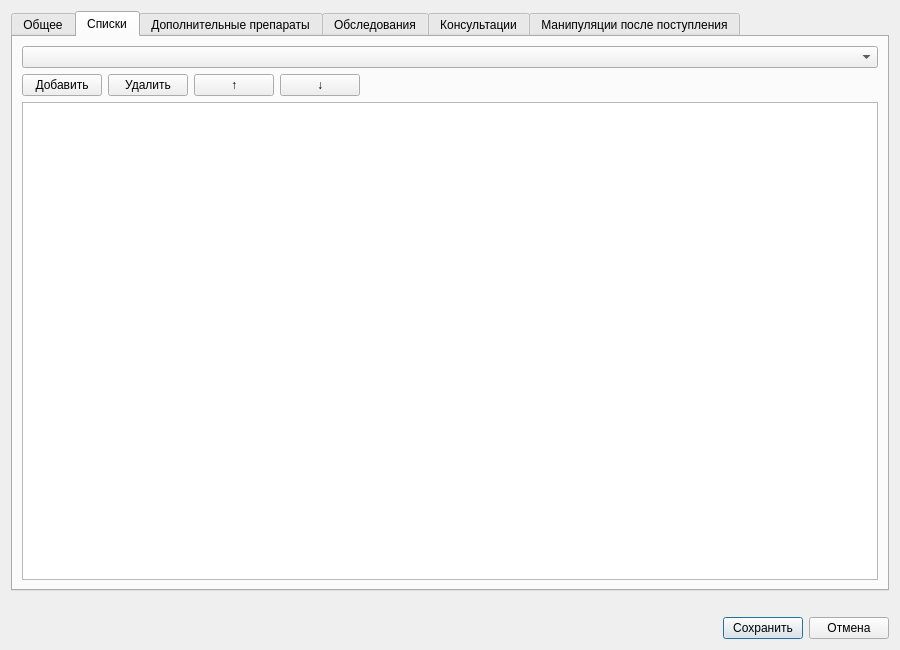
Qt form client/GUI/settingswindow.ui (slashdekomori/PatientBase) before a commit.
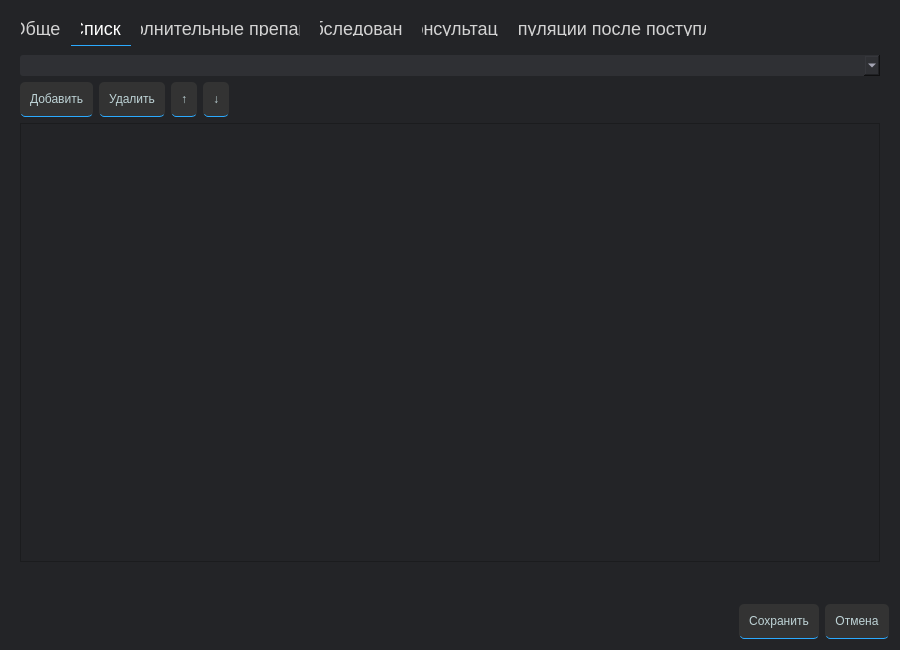
The same form after that commit.

Commit message: Привести окно настроек к общему стилю клиента

Diff of the .ui file:
```diff
--- a/client/GUI/settingswindow.ui
+++ b/client/GUI/settingswindow.ui
@@ -13,6 +13,153 @@
   <property name="windowTitle">
    <string>Настройки</string>
   </property>
+  <property name="styleSheet">
+   <string notr="true">QWidget {
+	font-family: &quot;Noto Sans&quot;;
+    background-color: rgb(35, 36, 39); /* Однотонный цвет фона */
+    color: #d3d3d3; /* Светлый текст, но не белый */
+}
+QTabWidget {
+    background-color: rgb(47, 48, 52);
+    border: none; /* Убираем рамку */
+    color: white; /* Белый текст для названий полей */
+    padding: 10px;
+}
+QTableView {
+    background-color: #2f3133; /* Цвет фона таблицы */
+    color: #d3d3d3; /* Цвет текста */
+    gridline-color: #444444; /* Цвет сетки */
+}
+
+/* Стиль для ячеек таблицы */
+QTableView::item {
+    background-color: #212224; /* Цвет фона ячеек */
+    color: #d3d3d3; /* Цвет текста ячеек */
+}
+
+/* Стиль для выделенных ячеек */
+QTableView::item:selected {
+    background-color: #2baaff; /* Цвет фона выделенной ячейки */
+    color: white; /* Цвет текста выделенной ячейки */
+}
+
+/* Стиль для заголовков таблицы */
+QHeaderView {
+    background-color: #333333; /* Цвет фона заголовков */
+    color: white; /* Цвет текста заголовков */
+    font-size: 18px; /* Размер шрифта заголовков */
+    /*padding: 10px; /* Отступы для заголовков */
+}
+
+/* Стиль для заголовков столбцов */
+QHeaderView::section {
+    background-color: #333333; /* Цвет фона заголовков столбцов */
+    color: white; /* Цвет текста заголовков столбцов */
+   /* padding: 10px; /* Отступы для заголовков столбцов */
+}
+
+/* Стиль для заголовков строк */
+QHeaderView::vertical {
+    background-color: #333333; /* Цвет фона заголовков строк */
+    color: white; /* Цвет текста заголовков строк */
+}
+
+/* Стиль для вкладок QTabWidget */
+QTabBar::tab {
+    background: rgb(35, 36, 39);
+    color: #d3d3d3; /* Светлый текст */
+    padding: 10px;
+    border: none; /* Убираем рамку */
+    font-size: 18px;
+}
+
+QTabBar::tab:selected { 
+    color: white; /* Белый текст при выборе вкладки */ 
+    border-bottom: 1px solid #2baaff;
+} 
+
+QTabBar::tab:hover {
+    color: white; /* Белый текст при наведении */
+}
+
+QGroupBox {
+    border: none; /* Без рамки */
+    color: white; /* Белый текст для названий полей */
+    padding: 10px;
+}
+
+/* Стиль для QLabel */
+QLabel {
+    color: white; /* Белый текст */
+    background: none; /* Убираем градиент */
+    font-size: 18px; /* Размер текста */
+}
+
+/* Общий стиль для всех полей ввода */
+QComboBox, QLineEdit, QTextEdit, QDateTimeEdit, QDateEdit {
+    background: rgb(47, 48, 52); /* Цвет заполнения без градиента */
+    color: rgb(234, 235, 255); /* Светлый текст */
+    border: none; /* Без рамок */
+    border-radius: 3px; /* Скругленные углы */
+    font-size: 16px; /* Размер текста */
+}
+
+/* Стиль для QCheckBox */
+QCheckBox {
+    color: rgb(190, 211, 214); /* Светлый текст */
+    border: none; /* Без рамок */
+    border-radius: 3px; /* Скругленные углы */
+    font-size: 16px; /* Размер текста */
+}
+
+QCheckBox::indicator:checked {
+	color: white; /* Белый текст */
+    background: none; /* Убираем градиент */
+    border: 2px solid #2baaff; /* Рамка для отмеченного индикатора */
+}
+
+/* Стиль для отключенных чекбоксов */
+QCheckBox:disabled {
+    color: #7f7f7f; /* Приглушенный цвет текста */
+    opacity: 0.5; /* Уменьшенная непрозрачность для визуального эффекта */
+}
+
+/* Эффект фокуса для чекбоксов */
+
+
+/* Нижняя рамка для полей ввода при фокусе */
+QCheckBox:focus, QComboBox:focus, QLineEdit:focus, QTextEdit:focus, QDateTimeEdit:focus, QDateEdit:focus {
+    border-bottom: 1px solid #2baaff; /* Цвет нижней рамки при фокусе */
+}
+
+QCheckBox:checked {
+    border-bottom: 1px solid #2baaff; /* Рамка при отмеченном состоянии */
+}
+
+/* Стиль для QPushButton */
+QPushButton {
+    background-color: #333333; /* Цвет кнопки */
+    color: rgb(190, 211, 214); /* Светлый текст */
+    border: none; /* Без рамок */
+    padding: 10px;
+    border-radius: 5px;
+    border-bottom: 1px solid #2baaff;
+}
+
+QPushButton:hover {
+    background: qlineargradient(x1: 0, y1: 0, x2: 1, y2: 1, stop: 0 #444444, stop: 1 #3b3b3b); /* Светлее при наведении */
+}
+
+QPushButton:pressed {
+    border: 2px solid #2baaff; /* Рамка при нажатии */
+}
+
+/* Эффект фокуса для кнопок */
+QPushButton:focus {
+    outline: none; /* Убираем стандартный фокус */
+    border: 2px solid #2baaff; /* Рамка при фокусе */
+}</string>
+  </property>
   <layout class="QVBoxLayout" name="verticalLayout">
    <item>
     <widget class="QTabWidget" name="tabWidget">
```
